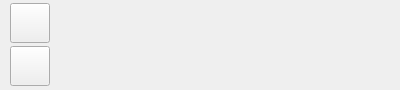
First picture: the form in core/ui/devicebrowser.ui, repository analogdevicesinc/scopy, before the edit.
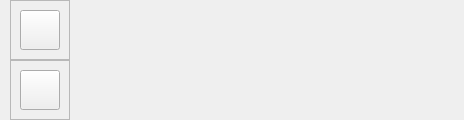
Second picture: the form after the edit. Icons and pictures are not drawn.

Commit message: DeviceBrowser: shadow for selected device

Patch:
```diff
--- a/core/ui/devicebrowser.ui
+++ b/core/ui/devicebrowser.ui
@@ -6,8 +6,8 @@
    <rect>
     <x>0</x>
     <y>0</y>
-    <width>400</width>
-    <height>90</height>
+    <width>464</width>
+    <height>108</height>
    </rect>
   </property>
   <property name="sizePolicy">
@@ -16,6 +16,12 @@
     <verstretch>0</verstretch>
    </sizepolicy>
   </property>
+  <property name="minimumSize">
+   <size>
+    <width>0</width>
+    <height>0</height>
+   </size>
+  </property>
   <property name="windowTitle">
    <string>Form</string>
   </property>
@@ -38,6 +44,46 @@
    <item>
     <layout class="QVBoxLayout" name="verticalLayout">
      <item>
+      <spacer name="verticalSpacer_2">
+       <property name="orientation">
+        <enum>Qt::Vertical</enum>
+       </property>
+       <property name="sizeHint" stdset="0">
+        <size>
+         <width>0</width>
+         <height>0</height>
+        </size>
+       </property>
+      </spacer>
+     </item>
+     <item>
+      <widget class="QFrame" name="containerHome">
+       <property name="sizePolicy">
+        <sizepolicy hsizetype="Preferred" vsizetype="Fixed">
+         <horstretch>0</horstretch>
+         <verstretch>0</verstretch>
+        </sizepolicy>
+       </property>
+       <property name="minimumSize">
+        <size>
+         <width>0</width>
+         <height>0</height>
+        </size>
+       </property>
+       <property name="frameShape">
+        <enum>QFrame::StyledPanel</enum>
+       </property>
+       <property name="frameShadow">
+        <enum>QFrame::Raised</enum>
+       </property>
+       <layout class="QVBoxLayout" name="verticalLayout_4">
+        <property name="topMargin">
+         <number>9</number>
+        </property>
+        <property name="bottomMargin">
+         <number>9</number>
+        </property>
+        <item>
       <widget class="QPushButton" name="btnHome">
        <property name="maximumSize">
         <size>
@@ -73,6 +119,36 @@
        </property>
       </widget>
      </item>
+       </layout>
+      </widget>
+     </item>
+     <item>
+      <widget class="QFrame" name="containerAdd">
+       <property name="sizePolicy">
+        <sizepolicy hsizetype="Preferred" vsizetype="Fixed">
+         <horstretch>0</horstretch>
+         <verstretch>0</verstretch>
+        </sizepolicy>
+       </property>
+       <property name="minimumSize">
+        <size>
+         <width>0</width>
+         <height>0</height>
+        </size>
+       </property>
+       <property name="frameShape">
+        <enum>QFrame::StyledPanel</enum>
+       </property>
+       <property name="frameShadow">
+        <enum>QFrame::Raised</enum>
+       </property>
+       <layout class="QVBoxLayout" name="verticalLayout_3">
+        <property name="topMargin">
+         <number>9</number>
+        </property>
+        <property name="bottomMargin">
+         <number>9</number>
+        </property>
      <item>
       <widget class="QPushButton" name="btnAdd">
        <property name="maximumSize">
@@ -105,6 +181,22 @@
         <bool>true</bool>
        </property>
       </widget>
+        </item>
+       </layout>
+      </widget>
+     </item>
+     <item>
+      <spacer name="verticalSpacer_3">
+       <property name="orientation">
+        <enum>Qt::Vertical</enum>
+       </property>
+       <property name="sizeHint" stdset="0">
+        <size>
+         <width>0</width>
+         <height>0</height>
+        </size>
+       </property>
+      </spacer>
      </item>
     </layout>
    </item>
```
Lines whose indentation alone changed are shown as unchanged. The commit also changes 4 other files.
